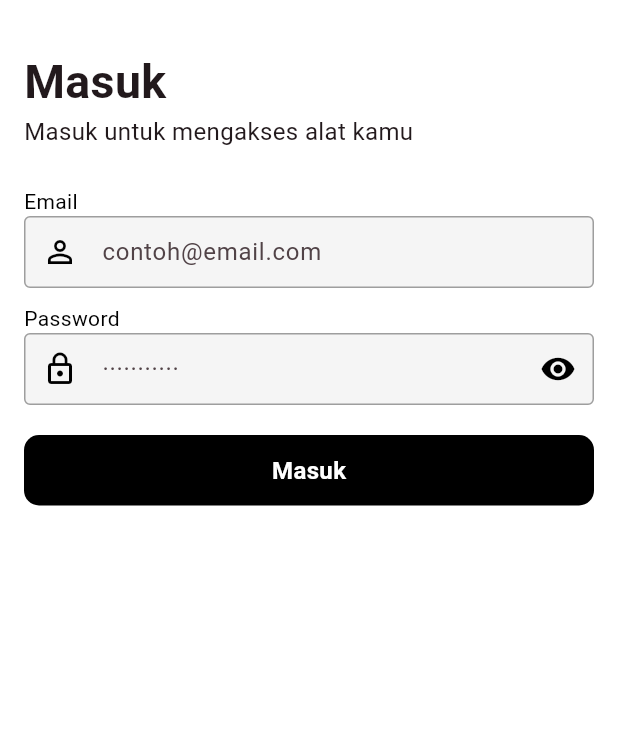
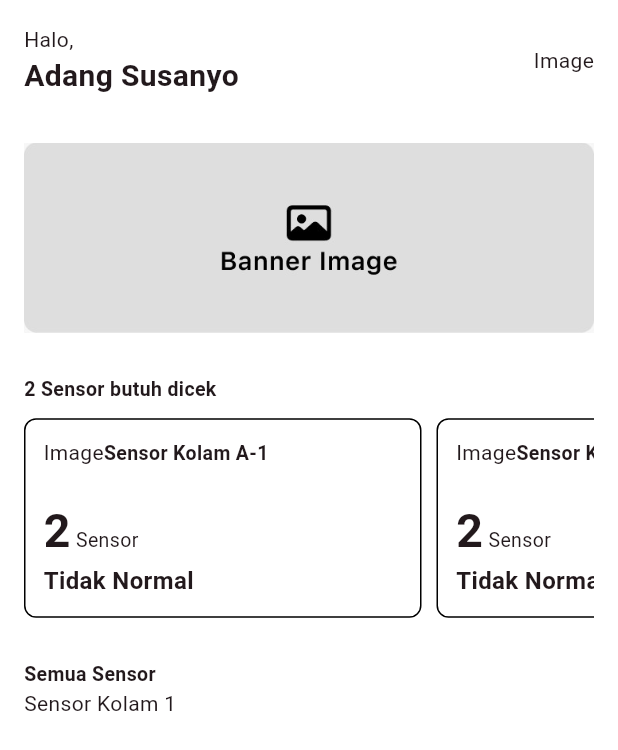
Before and after one commit to haikallf/smart_water_meter, a Flutter app: the screen it shows after launch, on a phone screen of 412 x 824 dp. Shown: the top 750 px of the screen. Run offline on Flutter 3.47's test engine with Material 2 defaults, Android fonts, the phone set to English and light mode, and no system bars.

Commit message:
home heading, abnormal sensors, and banner

```diff
--- /dev/null
+++ b/lib/components/abnormal_sensor_card.dart
@@ -0,0 +1,49 @@
+import 'package:flutter/material.dart';
+
+class AbnormalSensorCard extends StatefulWidget {
+  const AbnormalSensorCard({super.key});
+
+  @override
+  State<AbnormalSensorCard> createState() => _AbnormalSensorCardState();
+}
+
+class _AbnormalSensorCardState extends State<AbnormalSensorCard> {
+  @override
+  Widget build(BuildContext context) {
+    return Container(
+      width: 265,
+      padding: const EdgeInsets.all(12),
+      decoration: BoxDecoration(
+          borderRadius: BorderRadius.circular(8),
+          border: Border.all(color: Colors.black)),
+      child: Column(crossAxisAlignment: CrossAxisAlignment.start, children: [
+        Row(
+          children: [
+            Text("Image"),
+            Text(
+              "Sensor Kolam A-1",
+              style: TextStyle(fontSize: 13, fontWeight: FontWeight.w700),
+            )
+          ],
+        ),
+        SizedBox(
+          height: 20,
+        ),
+        RichText(
+            text: TextSpan(
+                text: "",
+                style: DefaultTextStyle.of(context).style,
+                children: [
+              TextSpan(
+                  text: "2",
+                  style: TextStyle(fontSize: 31, fontWeight: FontWeight.w700)),
+              TextSpan(text: " Sensor", style: TextStyle(fontSize: 13))
+            ])),
+        Text(
+          "Tidak Normal",
+          style: TextStyle(fontSize: 16, fontWeight: FontWeight.w700),
+        )
+      ]),
+    );
+  }
+}
--- /dev/null
+++ b/lib/components/navigation_button.dart
@@ -0,0 +1,10 @@
+import 'package:flutter/material.dart';
+
+class NavigationButton extends StatelessWidget {
+  const NavigationButton({super.key});
+
+  @override
+  Widget build(BuildContext context) {
+    return const Placeholder();
+  }
+}
--- a/lib/main.dart
+++ b/lib/main.dart
@@ -1,4 +1,5 @@
 import 'package:flutter/material.dart';
+import 'package:smart_water_meter/pages/home_page.dart';
 import 'package:smart_water_meter/pages/login_page.dart';
 
 void main() {
@@ -41,7 +42,7 @@
             color: Colors.black,
             //other options
           )),
-      home: LoginPage(),
+      home: HomePage(),
     );
   }
 }
--- /dev/null
+++ b/lib/pages/home_page.dart
@@ -0,0 +1,121 @@
+import 'package:flutter/material.dart';
+import 'package:smart_water_meter/components/abnormal_sensor_card.dart';
+
+class HomePage extends StatefulWidget {
+  const HomePage({super.key});
+
+  @override
+  State<HomePage> createState() => _HomePageState();
+}
+
+class _HomePageState extends State<HomePage> {
+  @override
+  Widget build(BuildContext context) {
+    return Scaffold(
+      backgroundColor: Colors.white,
+      body: SafeArea(
+        child: Padding(
+          padding: EdgeInsets.symmetric(horizontal: 16),
+          child: Align(
+            alignment: Alignment.topLeft,
+            child:
+                Column(crossAxisAlignment: CrossAxisAlignment.start, children: [
+              // MARK: Heading
+              Padding(
+                padding: EdgeInsets.symmetric(vertical: 16),
+                child: Row(
+                  mainAxisAlignment: MainAxisAlignment.spaceBetween,
+                  children: [
+                    Column(
+                      crossAxisAlignment: CrossAxisAlignment.start,
+                      children: [
+                        Text("Halo,"),
+                        Text(
+                          "Adang Susanyo",
+                          style: TextStyle(
+                              fontSize: 20, fontWeight: FontWeight.w700),
+                        )
+                      ],
+                    ),
+                    Text("Image")
+                  ],
+                ),
+              ),
+
+              // MARK: Banner
+              Padding(
+                padding: EdgeInsets.symmetric(vertical: 14),
+                child: Image(image: AssetImage('assets/banner-image.jpeg')),
+              ),
+
+              // MARK: Abnormal Sensors
+              Padding(
+                padding: const EdgeInsets.symmetric(
+                  vertical: 14,
+                ),
+                child: Column(
+                  crossAxisAlignment: CrossAxisAlignment.start,
+                  children: [
+                    Text(
+                      "2 Sensor butuh dicek",
+                      style:
+                          TextStyle(fontSize: 13, fontWeight: FontWeight.w700),
+                    ),
+                    SizedBox(
+                      height: 10,
+                    ),
+                    Container(
+                      height: 133,
+                      child: ListView(
+                        scrollDirection: Axis.horizontal,
+                        children: [
+                          // Padding(
+                          //   padding: EdgeInsets.only(right: 10),
+                          //   child: Container(
+                          //       width: 200,
+                          //       height: 100,
+                          //       color: Colors.blue,
+                          //       child: Text("Item 1")),
+                          // ),
+                          Container(
+                            margin: EdgeInsets.only(right: 10),
+                            child: AbnormalSensorCard(),
+                          ),
+                          Container(
+                            margin: EdgeInsets.only(right: 10),
+                            child: AbnormalSensorCard(),
+                          ),
+                          Container(
+                            margin: EdgeInsets.only(right: 10),
+                            child: AbnormalSensorCard(),
+                          ),
+                        ],
+                      ),
+                    ),
+                  ],
+                ),
+              ),
+
+              // MARK: All Sensors
+              Padding(
+                padding: EdgeInsets.symmetric(vertical: 14),
+                child: Column(
+                    crossAxisAlignment: CrossAxisAlignment.start,
+                    children: [
+                      const Text(
+                        "Semua Sensor",
+                        style: TextStyle(
+                            fontSize: 13, fontWeight: FontWeight.w700),
+                      ),
+                      Container(
+                        child: Text("Sensor Kolam 1"),
+                      )
+                    ]),
+              ),
+            ]),
+          ),
+        ),
+      ),
+    );
+  }
+}
--- a/lib/pages/login_page.dart
+++ b/lib/pages/login_page.dart
@@ -2,6 +2,7 @@ import 'package:flutter/material.dart';
 import 'package:smart_water_meter/components/custom_button.dart';
 import 'package:smart_water_meter/components/custom_passwordfield.dart';
 import 'package:smart_water_meter/components/custom_textfield.dart';
+import 'package:smart_water_meter/pages/home_page.dart';
 
 class LoginPage extends StatefulWidget {
   const LoginPage({super.key});
@@ -13,10 +14,6 @@ class LoginPage extends StatefulWidget {
 class _LoginPageState extends State<LoginPage> {
   final emailController = TextEditingController();
   final passwordController = TextEditingController();
-
-  void signIn() {
-    print("sign in clicked");
-  }
 
   bool isLoginButtonDisabled() {
     return (email == "" && password == "");
@@ -53,6 +50,11 @@ class _LoginPageState extends State<LoginPage> {
 
   @override
   Widget build(BuildContext context) {
+    void signIn() {
+      Navigator.push(
+          context, MaterialPageRoute(builder: (context) => HomePage()));
+    }
+
     return Scaffold(
       backgroundColor: Colors.white,
       body: SafeArea(
```
Also changed, not shown: pubspec.yaml (+4 -6 lines), assets/banner-image.jpeg (added).
